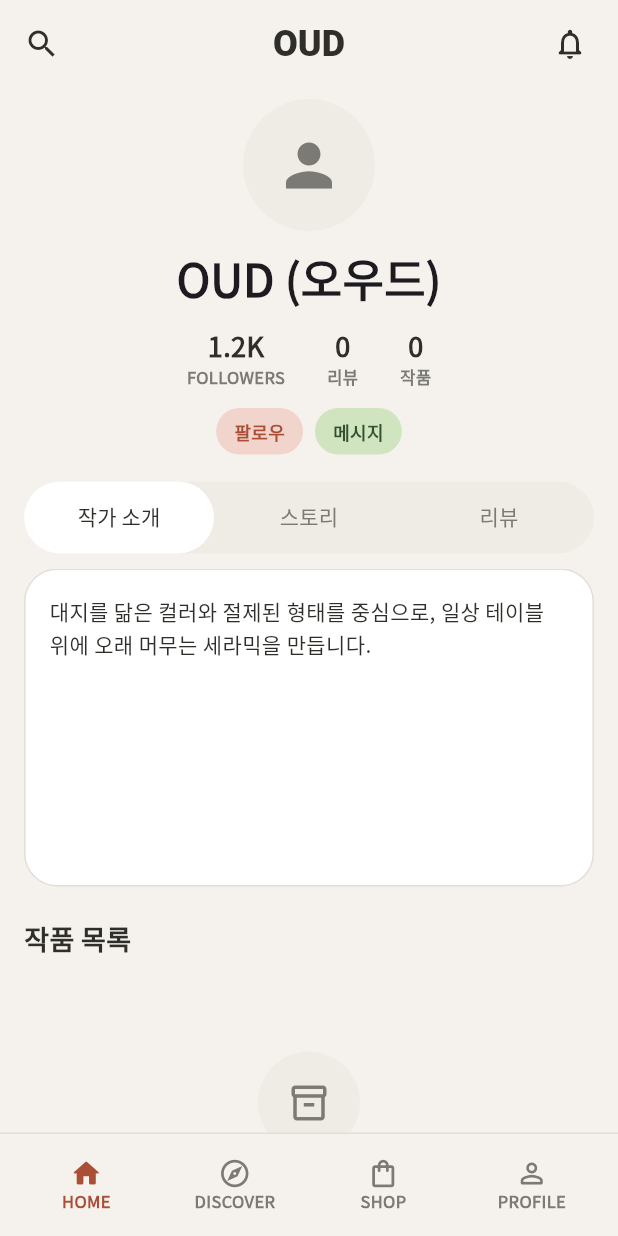
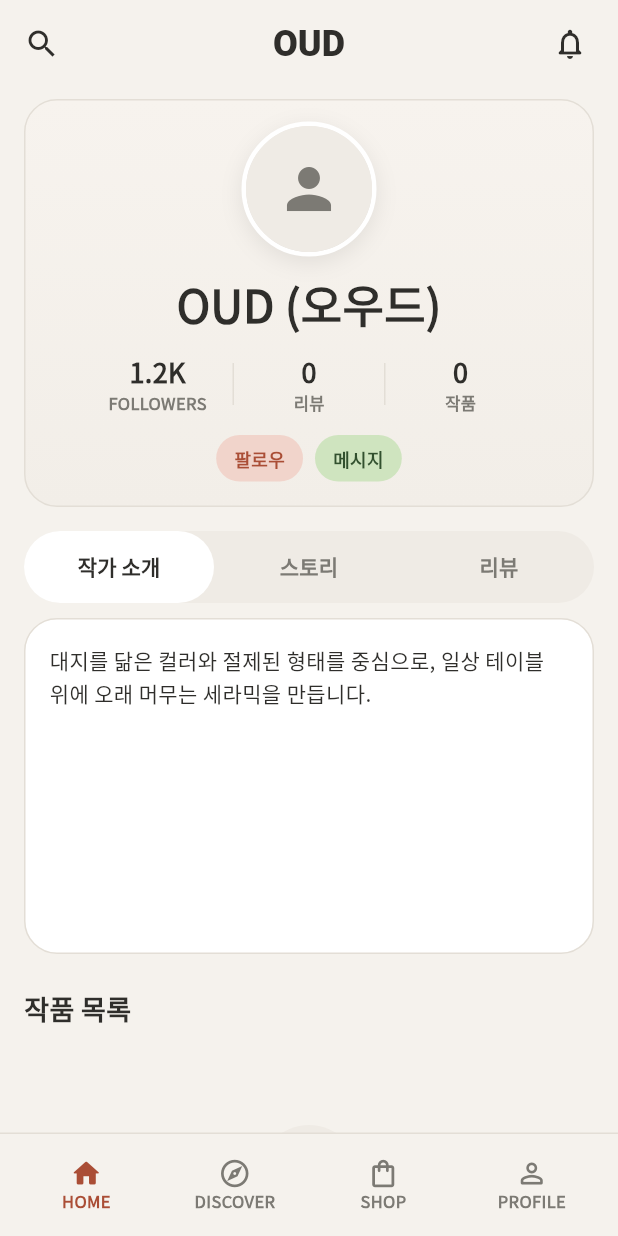
Before and after one commit to mink20001203-hub/ceramic_app, a Flutter app: the screen it shows after launch, on a phone screen of 412 x 824 dp. Run offline on Flutter 3.47's test engine with Material 3 defaults, Android fonts, the phone set to English and light mode, and no system bars; our stand-ins replace cloud_firestore, firebase_auth, firebase_core, google_fonts, shared_preferences; accounts and stored records are empty.

Commit message:
홈 화면 디테일 튜닝: 상단 히어로/탭/그리드 비율 및 섹션 밀도 개선

```diff
--- a/lib/screens/home_screen.dart
+++ b/lib/screens/home_screen.dart
@@ -38,12 +38,13 @@ class _HomeScreenState extends State<HomeScreen>
     final recent = products.reversed.take(3).toList();
 
     return CustomScrollView(
+      physics: const BouncingScrollPhysics(),
       slivers: [
         SliverToBoxAdapter(child: _creatorHero(manager)),
         SliverToBoxAdapter(child: _tabStrip()),
         SliverToBoxAdapter(
           child: SizedBox(
-            height: 212,
+            height: 224,
             child: TabBarView(
               controller: _tabController,
               children: [
@@ -54,10 +55,10 @@ class _HomeScreenState extends State<HomeScreen>
             ),
           ),
         ),
-        SliverToBoxAdapter(
+        const SliverToBoxAdapter(
           child: Padding(
-            padding: const EdgeInsets.fromLTRB(16, 22, 16, 8),
-            child: const OudSectionTitle(title: '작품 목록'),
+            padding: EdgeInsets.fromLTRB(16, 24, 16, 10),
+            child: OudSectionTitle(title: '작품 목록'),
           ),
         ),
         if (manager.productsLoading)
@@ -73,7 +74,7 @@ class _HomeScreenState extends State<HomeScreen>
               height: 240,
               child: OudEmptyState(
                 title: '등록된 상품이 없습니다',
-                subtitle: '잠시 후 다시 확인해 주세요',
+                subtitle: '잠시 후 다시 확인해 주세요.',
                 icon: Icons.inventory_2_outlined,
               ),
             ),
@@ -90,14 +91,14 @@ class _HomeScreenState extends State<HomeScreen>
                 crossAxisCount: 2,
                 mainAxisSpacing: 12,
                 crossAxisSpacing: 12,
-                childAspectRatio: 0.69,
+                childAspectRatio: 0.72,
               ),
             ),
           ),
-        SliverToBoxAdapter(
+        const SliverToBoxAdapter(
           child: Padding(
-            padding: const EdgeInsets.fromLTRB(16, 24, 16, 8),
-            child: const OudSectionTitle(title: '최근 포스트'),
+            padding: EdgeInsets.fromLTRB(16, 24, 16, 8),
+            child: OudSectionTitle(title: '최근 포스트'),
           ),
         ),
         SliverList(
@@ -114,28 +115,56 @@ class _HomeScreenState extends State<HomeScreen>
   Widget _creatorHero(UserDataManager manager) {
     return Padding(
       padding: const EdgeInsets.fromLTRB(16, 8, 16, 0),
+      child: Container(
+        padding: const EdgeInsets.fromLTRB(14, 14, 14, 16),
+        decoration: BoxDecoration(
+          borderRadius: OudRadii.lg,
+          gradient: const LinearGradient(
+            begin: Alignment.topCenter,
+            end: Alignment.bottomCenter,
+            colors: [
+              Color(0xFFF7F3EE),
+              Color(0xFFF2EEE8),
+            ],
+          ),
+          border: Border.all(color: OudColors.border),
+        ),
         child: Column(
           children: [
-          const CircleAvatar(
+            Container(
+              width: 90,
+              height: 90,
+              decoration: BoxDecoration(
+                shape: BoxShape.circle,
+                border: Border.all(color: Colors.white, width: 3),
+                boxShadow: const [
+                  BoxShadow(
+                    color: Color(0x15000000),
+                    blurRadius: 12,
+                    offset: Offset(0, 4),
+                  ),
+                ],
+              ),
+              child: const CircleAvatar(
                 radius: 44,
                 backgroundColor: OudColors.surface,
-            child: Icon(Icons.person, size: 46, color: OudColors.mutedText),
+                child: Icon(Icons.person, size: 44, color: OudColors.mutedText),
+              ),
             ),
             const SizedBox(height: 10),
-          const Text(
-            'OUD (오우드)',
-            style: TextStyle(fontSize: 30, fontWeight: FontWeight.w900),
-          ),
+            const Text('OUD (오우드)', style: OudTypography.headingLg),
             const SizedBox(height: 11),
             Row(
               mainAxisAlignment: MainAxisAlignment.center,
               children: [
                 _statItem('FOLLOWERS', '1.2K'),
+                _divider(),
                 _statItem('리뷰', '${manager.reviewCount}'),
+                _divider(),
                 _statItem('작품', '${manager.products.length}'),
               ],
             ),
-          const SizedBox(height: 12),
+            const SizedBox(height: 13),
             Row(
               mainAxisAlignment: MainAxisAlignment.center,
               children: const [
@@ -148,18 +177,28 @@ class _HomeScreenState extends State<HomeScreen>
                 OudTag(
                   label: '메시지',
                   bgColor: OudColors.sage,
-                textColor: Color(0xFF32502E),
+                  textColor: OudColors.successText,
                 ),
               ],
             ),
           ],
         ),
+      ),
+    );
+  }
+
+  Widget _divider() {
+    return Container(
+      width: 1,
+      height: 28,
+      margin: const EdgeInsets.symmetric(horizontal: 4),
+      color: OudColors.border,
     );
   }
 
   Widget _statItem(String label, String value) {
-    return Padding(
-      padding: const EdgeInsets.symmetric(horizontal: 14),
+    return SizedBox(
+      width: 92,
       child: Column(
         children: [
           Text(
@@ -170,14 +209,7 @@ class _HomeScreenState extends State<HomeScreen>
               color: OudColors.text,
             ),
           ),
-          Text(
-            label,
-            style: const TextStyle(
-              color: OudColors.mutedText,
-              fontWeight: FontWeight.w600,
-              fontSize: 11,
-            ),
-          ),
+          Text(label, style: OudTypography.label),
         ],
       ),
     );
@@ -185,7 +217,7 @@ class _HomeScreenState extends State<HomeScreen>
 
   Widget _tabStrip() {
     return Container(
-      margin: const EdgeInsets.fromLTRB(16, 18, 16, 10),
+      margin: const EdgeInsets.fromLTRB(16, 16, 16, 10),
       decoration: BoxDecoration(
         color: OudColors.surface,
         borderRadius: OudRadii.pill,
@@ -200,6 +232,7 @@ class _HomeScreenState extends State<HomeScreen>
         ),
         labelColor: OudColors.text,
         unselectedLabelColor: OudColors.mutedText,
+        labelStyle: const TextStyle(fontWeight: FontWeight.w700),
         tabs: const [
           Tab(text: '작가 소개'),
           Tab(text: '스토리'),
@@ -227,10 +260,7 @@ class _HomeScreenState extends State<HomeScreen>
         padding: EdgeInsets.fromLTRB(16, 0, 16, 0),
         child: OudSectionCard(
           child: Center(
-            child: Text(
-              '표시할 스토리가 없습니다.',
-              style: TextStyle(color: OudColors.mutedText),
-            ),
+            child: Text('표시할 스토리가 없습니다.', style: OudTypography.bodyMuted),
           ),
         ),
       );
@@ -244,7 +274,7 @@ class _HomeScreenState extends State<HomeScreen>
       itemBuilder: (_, index) {
         final product = products[index];
         return SizedBox(
-          width: 170,
+          width: 172,
           child: OudSectionCard(
             padding: const EdgeInsets.all(10),
             child: Column(
@@ -253,7 +283,7 @@ class _HomeScreenState extends State<HomeScreen>
                 ClipRRect(
                   borderRadius: OudRadii.md,
                   child: AspectRatio(
-                    aspectRatio: 1.1,
+                    aspectRatio: 1.15,
                     child: product.image == null
                         ? Container(color: OudColors.surface)
                         : Image.asset(
@@ -287,10 +317,7 @@ class _HomeScreenState extends State<HomeScreen>
         child: Column(
           crossAxisAlignment: CrossAxisAlignment.start,
           children: [
-            Text(
-              '누적 리뷰 ${count}건',
-              style: const TextStyle(fontWeight: FontWeight.w800, fontSize: 18),
-            ),
+            Text('누적 리뷰 ${count}건', style: OudTypography.sectionTitle),
             const SizedBox(height: 8),
             const Text(
               '수공예 질감과 안정적인 형태, 패키징 완성도에 대한 긍정적인 평가가 많습니다.',
```
Lines whose indentation alone changed are shown as unchanged.
